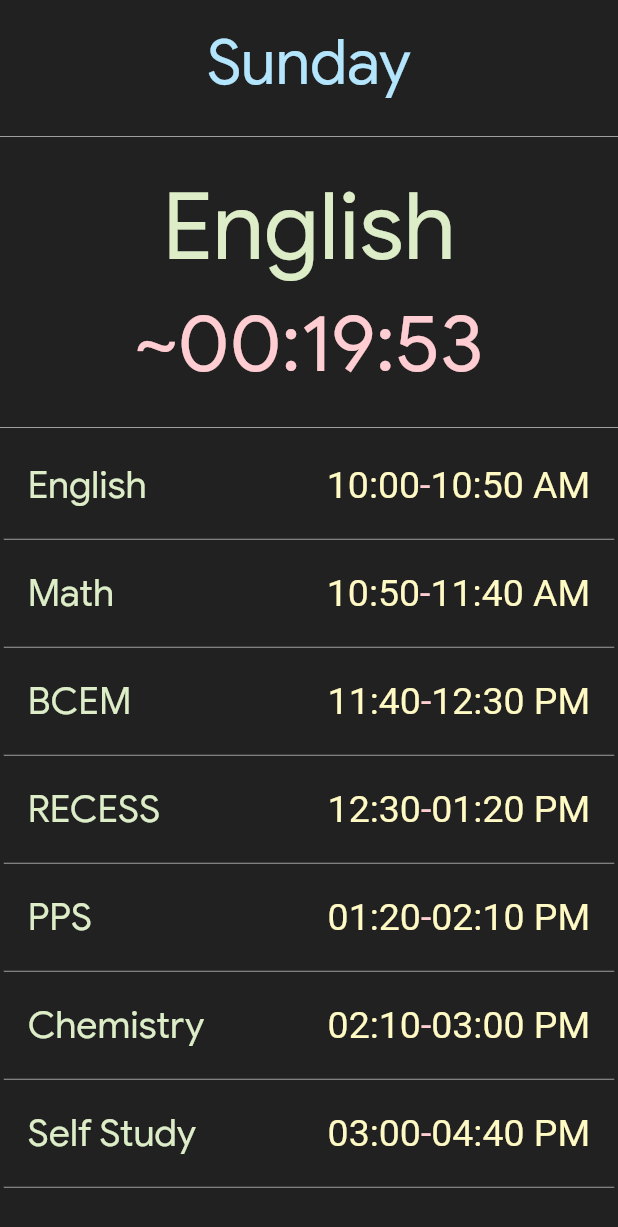
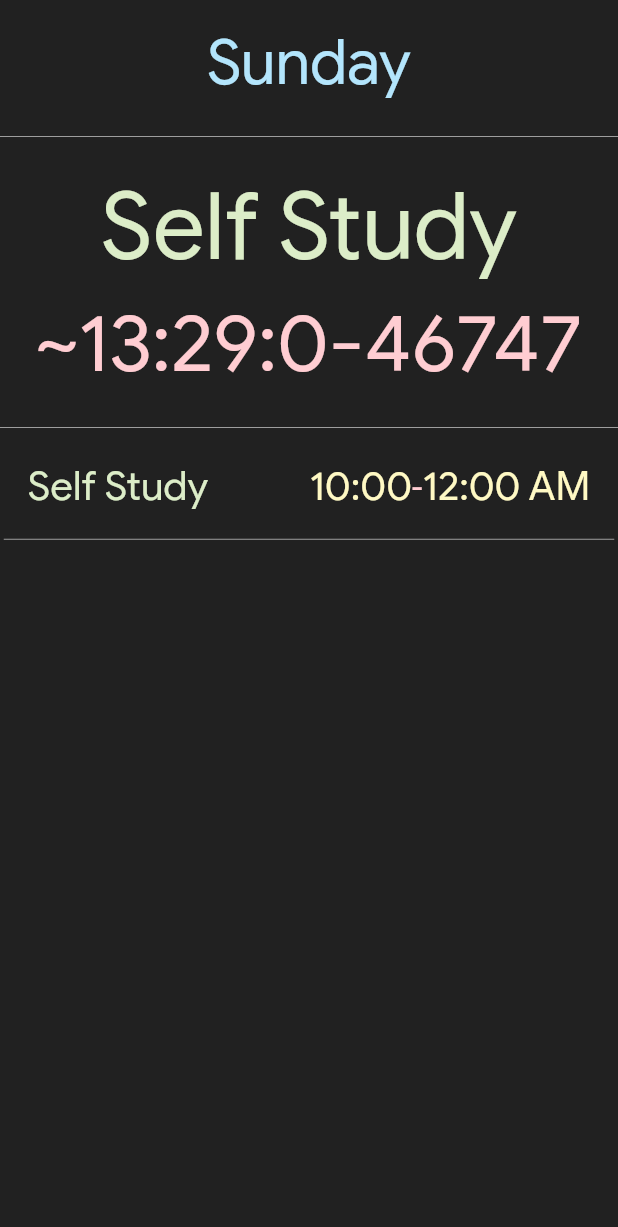
Before and after one commit to uditkarode/FlutterTimeTable, a Flutter app: the screen it shows after launch, on a phone screen of 412 x 824 dp. Shown: the top 1227 px of the screen. Run offline on Flutter 3.47's test engine with Material 2 defaults, Android fonts, the phone set to English and light mode, and no system bars.

Commit message:
TimeTable: make font sizes dpi dependent

```diff
--- a/lib/main.dart
+++ b/lib/main.dart
@@ -22,8 +22,7 @@ void main() {
   collegeEnd = DateTime(
       collegeStart.year, collegeStart.month, collegeStart.day, 16, 40, 0, 0, 0);
 
-  switch ("Tuesday") {
-    //DateFormat('EEEE').format(DateTime.now())) {
+  switch (DateFormat('EEEE').format(DateTime.now())){
     case "Monday":
       timeTable.add(Period("Chemistry", 50));
       timeTable.add(Period("BCEM", 50));
@@ -203,12 +202,13 @@ class RemainingPeriods extends StatelessWidget {
           mainAxisAlignment: MainAxisAlignment.spaceBetween,
           children: <Widget>[
             Text(timeTable[actualCount].name,
-                style: TextStyle(fontSize: 25, color: Color(0xffDCEDC8))),
+                style: TextStyle(fontSize: SizeConfig.safeBlockHorizontal * 6.5, color: Color(0xffDCEDC8))),
             RichText(
               textAlign: TextAlign.end,
               text: new TextSpan(
                 style: new TextStyle(
-                  fontSize: 25,
+                  fontFamily: 'ProductSans',
+                  fontSize: SizeConfig.safeBlockHorizontal * 6.5,
                   color: Color(0xffFFF9C4),
                 ),
                 children: <TextSpan>[
```
